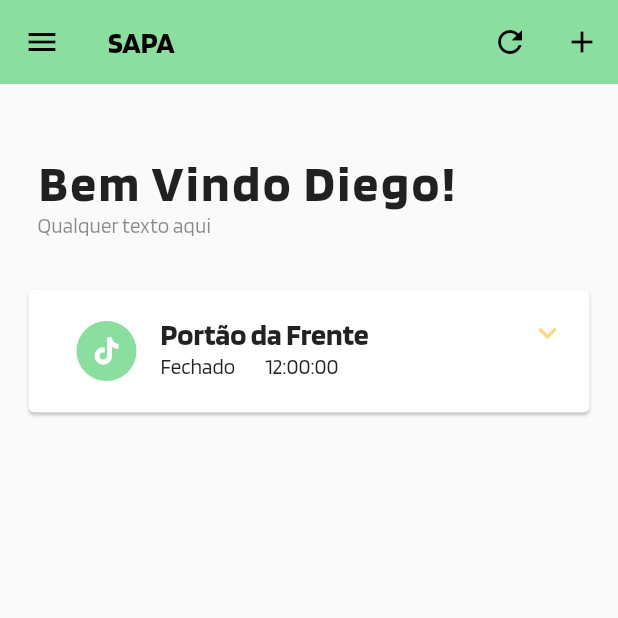
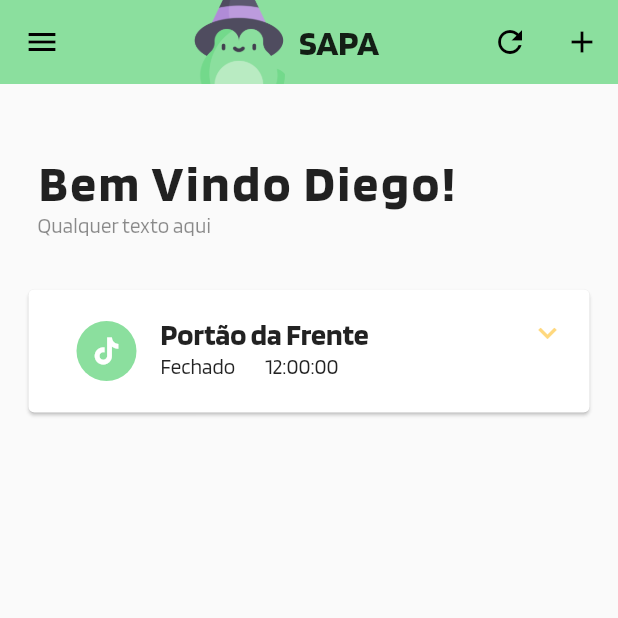
Before and after one commit to guilhermedacruzz/TCC_APP, a Flutter app: the PageHome screen opened by its route, in the side drawer, after a tap on the "add" icon, on a phone screen of 412 x 824 dp, the top half of it. Run offline on Flutter 3.47's test engine with Material 2 defaults, Android fonts, the phone set to English and light mode, and no system bars; our stand-ins replace animated_background, shared_preferences, syncfusion_flutter_charts; accounts and stored records are empty; project files that could hold a hidden picture were left out.

Commit message:
tudo certo menos a home

```diff
--- a/lib/pages/page_home.dart
+++ b/lib/pages/page_home.dart
@@ -1,8 +1,6 @@
 import 'package:flutter/material.dart';
-import 'package:syncfusion_flutter_charts/charts.dart';
 import 'package:tcc/pages/page_register_new_IOT.dart';
 import 'package:tcc/widgets/trash/grafics.dart';
-import '../forms/custom_button.dart';
 import '../widgets/custom_drawler.dart';
 
 class PageHome extends StatefulWidget {
@@ -22,7 +20,23 @@ class _PageHomeState extends State<PageHome> {
     return Scaffold(
       drawer: const CustomDrawer(),
       appBar: AppBar(
-        title: const Text("SAPA"),
+        title: SizedBox(
+          width: double.infinity,
+          child: Row(
+            mainAxisAlignment: MainAxisAlignment.center,
+            children: [
+              Image.asset(
+                "assets/images/sapo.png",
+                height: 80,
+                fit: BoxFit.cover,
+              ),
+              Text(
+                "SAPA",
+                style: Theme.of(context).textTheme.headline5,
+              ),
+            ],
+          ),
+        ),
         actions: [
           IconButton(
             icon: const Icon(Icons.refresh),
--- a/lib/widgets/custom_drawler.dart
+++ b/lib/widgets/custom_drawler.dart
@@ -1,7 +1,7 @@
 import 'package:flutter/material.dart';
 
 import '../pages/page_config.dart';
-import '../pages/page_login.dart';
+import '../pages/page_sign_in.dart';
 
 class CustomDrawer extends StatefulWidget {
   const CustomDrawer({Key? key}) : super(key: key);
@@ -77,10 +77,18 @@ class _CustomDrawerState extends State<CustomDrawer> {
             ),
             const Divider(height: 30),
             ListTile(
-              leading: const Icon(Icons.logout),
-              title: const Text("Sair"),
+              leading: Icon(
+                Icons.logout,
+                color: Theme.of(context).highlightColor,
+              ),
+              title: Text(
+                "Sair",
+                style: TextStyle(
+                  color: Theme.of(context).highlightColor,
+                ),
+              ),
               onTap: () {
-                Navigator.of(context).pushNamed(PageLogin.routeName);
+                Navigator.of(context).pushNamed(PageSignIn.routeName);
               },
             )
           ],
```
Also changed, not shown: lib/main.dart (+5 -3 lines), lib/pages/page_register_new_IOT.dart (+18 -1 lines), lib/pages/page_sign_in.dart (renamed from lib/pages/page_login.dart, +17 -11 lines), lib/pages/page_sign_up.dart (added, +159 -0 lines), assets/images/sapo_icon.png (added).
